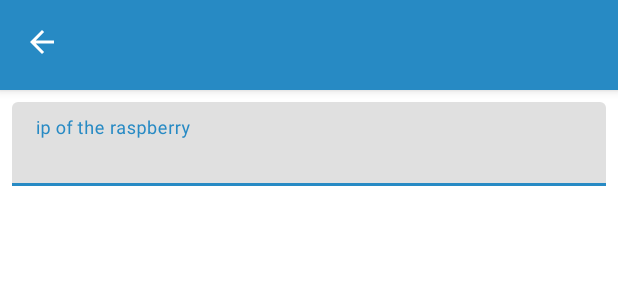
After one commit to MatthiasSchatzeder/mobile3d_app, an Android app: the layout activity_socket_setup.xml on its own in the app's theme, with its tools: preview values and no code run, on a phone screen of 412 x 824 dp. The commit adds this screen. Shown: the top 300 px of the screen. Run offline under Robolectric (Android 15) with nearby library versions, the phone set to English and light mode, and no system bars; network calls fail; Roboto replaces fonts that are not available here.

Commit message:
haptic feedback on button click, onClickListeners added, Socket config activity

```diff
--- a/app/build.gradle
+++ b/app/build.gradle
@@ -35,7 +35,7 @@ dependencies {
     implementation 'androidx.annotation:annotation:1.0.2'
     implementation 'androidx.lifecycle:lifecycle-extensions:2.0.0'
     implementation 'androidx.fragment:fragment-ktx:1.0.0'
-    implementation ('io.socket:socket.io-client:1.0.0') {
+    implementation('io.socket:socket.io-client:1.0.0') {
         // excluding org.json which is provided by Android
         exclude group: 'org.json', module: 'json'
     }
--- a/app/src/main/java/com/example/myapplication/HttpClientConnect.kt
+++ b/app/src/main/java/com/example/myapplication/HttpClientConnect.kt
@@ -55,7 +55,7 @@ class HttpClientConnect : AsyncTask<String, Void, Any?>(){
                     token = JSONObject(response).getString("token")
                     Log.e("test ", token)
 
-                    GlobalAuthToken = token
+                    //GlobalAuthToken = token
                 }
             }
 
--- /dev/null
+++ b/app/src/main/res/layout/activity_socket_setup.xml
@@ -0,0 +1,51 @@
+<?xml version="1.0" encoding="utf-8"?>
+<androidx.constraintlayout.widget.ConstraintLayout xmlns:android="http://schemas.android.com/apk/res/android"
+        xmlns:app="http://schemas.android.com/apk/res-auto"
+        xmlns:tools="http://schemas.android.com/tools"
+        android:layout_width="match_parent"
+        android:layout_height="match_parent"
+        tools:context=".SocketSetupActivity">
+
+    <com.google.android.material.appbar.AppBarLayout
+            android:id="@+id/appbar_layout"
+            android:layout_width="match_parent"
+            android:layout_height="wrap_content"
+            app:layout_constraintTop_toTopOf="parent">
+
+
+        <androidx.appcompat.widget.Toolbar
+                android:id="@+id/toolbar"
+                android:layout_width="match_parent"
+                android:layout_height="@dimen/toolbar_height"
+                android:background="@color/colorPrimary"
+                android:gravity="start"
+                app:navigationIcon="@drawable/ic_navigation_arrow_back"
+                app:titleTextColor="@color/colorWhite" />
+
+    </com.google.android.material.appbar.AppBarLayout>
+
+    <com.google.android.material.textfield.TextInputLayout
+            android:layout_width="match_parent"
+            android:layout_height="wrap_content"
+            android:id="@+id/text_input_layout_ip"
+
+            app:layout_constraintTop_toBottomOf="@id/appbar_layout"
+            app:layout_constraintStart_toStartOf="parent"
+            app:layout_constraintEnd_toEndOf="parent"
+            android:layout_marginTop="8dp"
+            android:layout_marginStart="8dp"
+            android:layout_marginEnd="8dp"
+            >
+
+    <com.google.android.material.textfield.TextInputEditText
+            android:layout_width="match_parent"
+            android:layout_height="wrap_content"
+            android:id="@+id/text_input_ip"
+            android:hint="ip of the raspberry"
+            android:inputType="number|numberDecimal"
+            android:digits="1234567890."
+
+            />
+    </com.google.android.material.textfield.TextInputLayout>
+
+</androidx.constraintlayout.widget.ConstraintLayout>
--- a/app/src/main/res/layout/fragment_axis.xml
+++ b/app/src/main/res/layout/fragment_axis.xml
@@ -5,7 +5,7 @@
         xmlns:app="http://schemas.android.com/apk/res-auto"
         android:layout_width="match_parent"
         android:layout_height="match_parent"
-        tools:context=".Axes">
+        tools:context=".Axis">
 
 
     <!-- Control Axes -->
```
Also changed, not shown: app/src/main/AndroidManifest.xml (+5 -8 lines), app/src/main/java/com/example/myapplication/Axes.kt (deleted, +0 -70 lines), app/src/main/java/com/example/myapplication/Axis.kt (added, +120 -0 lines), app/src/main/java/com/example/myapplication/ControlActivity.kt (+12 -12 lines), app/src/main/java/com/example/myapplication/General.kt (+27 -0 lines), app/src/main/java/com/example/myapplication/MainActivity.kt (+8 -0 lines), app/src/main/java/com/example/myapplication/SocketSetupActivity.kt (added, +53 -0 lines), app/src/main/java/com/example/myapplication/Tool.kt (+48 -2 lines), app/src/main/res/drawable/ic_link.xml (added, +9 -0 lines), app/src/main/res/menu/navigation_menu.xml (+13 -5 lines), 1 other file.
